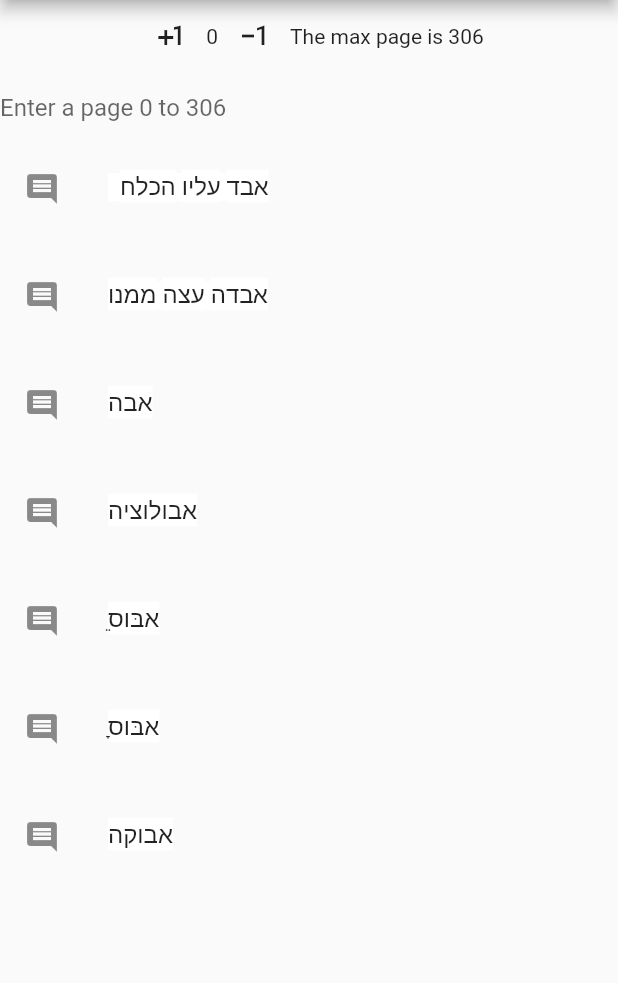
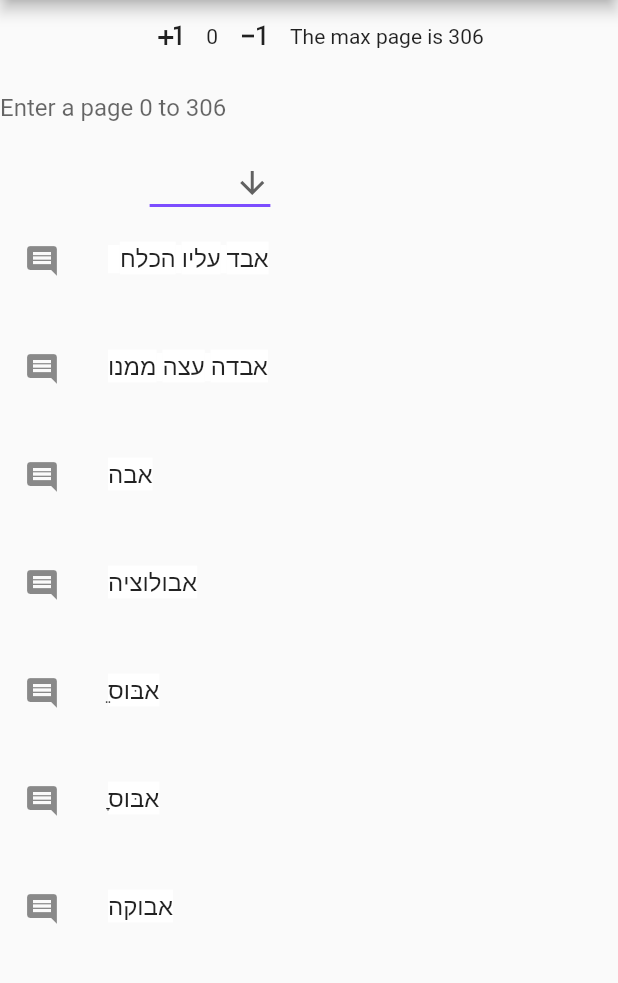
Before and after one commit to 1shaked/words_check, a Flutter app: the AllWords screen opened by its route, on a phone screen of 412 x 824 dp, the part 84-1067 px from its top. Run offline on Flutter 3.47's test engine with Material 2 defaults, Android fonts, the phone set to English and light mode, and no system bars.

```diff
--- a/lib/models/words_dictionary.dart
+++ b/lib/models/words_dictionary.dart
@@ -13,10 +13,15 @@ class WordsDictionary extends ChangeNotifier {
   int _maxItems = 10;
   String fileName = 'track.json';
   File jsonFile;
-  String filter = none_filter;
+  String _filter = none_filter;
 
   WordsDictionary() {
     loadData();
+  }
+  String get filter => _filter;
+  set filter(String name) {
+    _filter = name;
+    notifyListeners();
   }
 
   loadData() async {
@@ -55,7 +60,7 @@ class WordsDictionary extends ChangeNotifier {
     int start = _page * _maxItems;
     int end = start + _maxItems;
 
-    switch (filter) {
+    switch (_filter) {
       case none_filter:
         return this._dictionary.sublist(start, end);
       case known_filter:
--- a/lib/screens/home.dart
+++ b/lib/screens/home.dart
@@ -27,7 +27,7 @@ class _HomePageState extends State<HomePage> {
             PageConntroller(),
             SizedBox(
               child: WordList(),
-              height: 500,
+              height: 400,
             ),
           ],
         )),
--- a/lib/widget/page_conntroller.dart
+++ b/lib/widget/page_conntroller.dart
@@ -2,7 +2,7 @@ import 'package:flutter/material.dart';
 import 'package:provider/provider.dart';
 import 'package:word_me/models/words_dictionary.dart';
 import 'package:flutter/services.dart';
-
+import 'package:word_me/models/filter.dart';
 
 class PageConntroller extends StatefulWidget {
   @override
@@ -11,6 +11,7 @@ class PageConntroller extends StatefulWidget {
 
 class _PageConntrollerState extends State<PageConntroller> {
   String error;
+  String dropdownValue;
   @override
   Widget build(BuildContext context) {
     WordsDictionary wordsDictionary = Provider.of<WordsDictionary>(context);
@@ -22,12 +23,16 @@ class _PageConntrollerState extends State<PageConntroller> {
         Row(
           mainAxisAlignment: MainAxisAlignment.center,
           children: <Widget>[
-              IconButton(icon: Icon(Icons.plus_one), onPressed: () {
+            IconButton(
+                icon: Icon(Icons.plus_one),
+                onPressed: () {
                   print('plus');
                   wordsDictionary.changePagaNumber(1);
                 }),
-              Text(wordsDictionary.page.toString() ??  'no page'),
-              IconButton(icon: Icon(Icons.exposure_neg_1), onPressed: () {
+            Text(wordsDictionary.page.toString() ?? 'no page'),
+            IconButton(
+                icon: Icon(Icons.exposure_neg_1),
+                onPressed: () {
                   print('minues');
                   wordsDictionary.changePagaNumber(-1);
                 }),
@@ -36,8 +41,9 @@ class _PageConntrollerState extends State<PageConntroller> {
         ),
         Form(
           key: _formKey,
-              child: Row(
-              children: <Widget>[
+          child: Row(children: <Widget>[
+            Column(
+              children: [
                 SizedBox(
                   width: 280,
                   height: 50,
@@ -48,12 +54,14 @@ class _PageConntrollerState extends State<PageConntroller> {
                     ],
                     onFieldSubmitted: (e) {
                       if (_formKey.currentState.validate()) {
-                        wordsDictionary.page =  int.parse(e);
+                        wordsDictionary.page = int.parse(e);
                       }
                     },
                     validator: (value) {
                       try {
-                        return  int.parse(value) < wordsDictionary.maxPage ? null : 'pls provide a number in the range of 0 - ${wordsDictionary.maxPage}';
+                        return int.parse(value) < wordsDictionary.maxPage
+                            ? null
+                            : 'pls provide a number in the range of 0 - ${wordsDictionary.maxPage}';
                       } catch (err) {
                         return 'no value here';
                       }
@@ -63,12 +71,39 @@ class _PageConntrollerState extends State<PageConntroller> {
                       hintText: 'Enter a page 0 to ${wordsDictionary.maxPage}',
                     ),
                   ),
-                )
-              ]
                 ),
+                DropdownButton<String>(
+                  value: dropdownValue,
+                  icon: Icon(Icons.arrow_downward),
+                  iconSize: 24,
+                  elevation: 16,
+                  style: TextStyle(color: Colors.deepPurple),
+                  underline: Container(
+                    height: 2,
+                    color: Colors.deepPurpleAccent,
+                  ),
+                  onChanged: (String newValue) {
+                    setState(() {
+                      dropdownValue = newValue;
+                      wordsDictionary.filter = dropdownValue;
+                    });
+                  },
+                  items: <String>[
+                    none_filter,
+                    unknown_filter,
+                    known_filter,
+                  ].map<DropdownMenuItem<String>>((String value) {
+                    return DropdownMenuItem<String>(
+                      value: value,
+                      child: Text(value),
+                    );
+                  }).toList(),
                 ),
               ],
-      )
-    );
+            ),
+          ]),
+        ),
+      ],
+    ));
   }
 }
```
Lines whose indentation alone changed are shown as unchanged.
